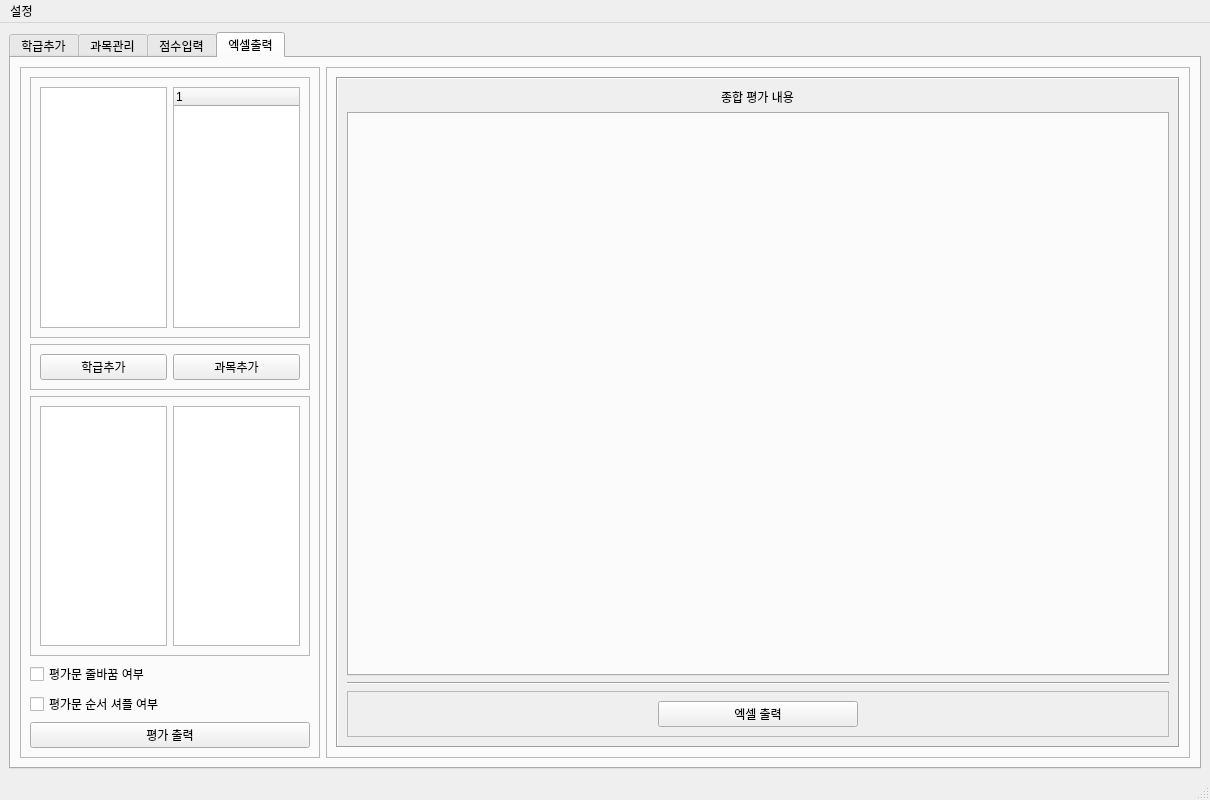
This is manager.ui in chlwodud77/student-assesment-manager as Qt 5 draws it before an edit. The edited form follows.
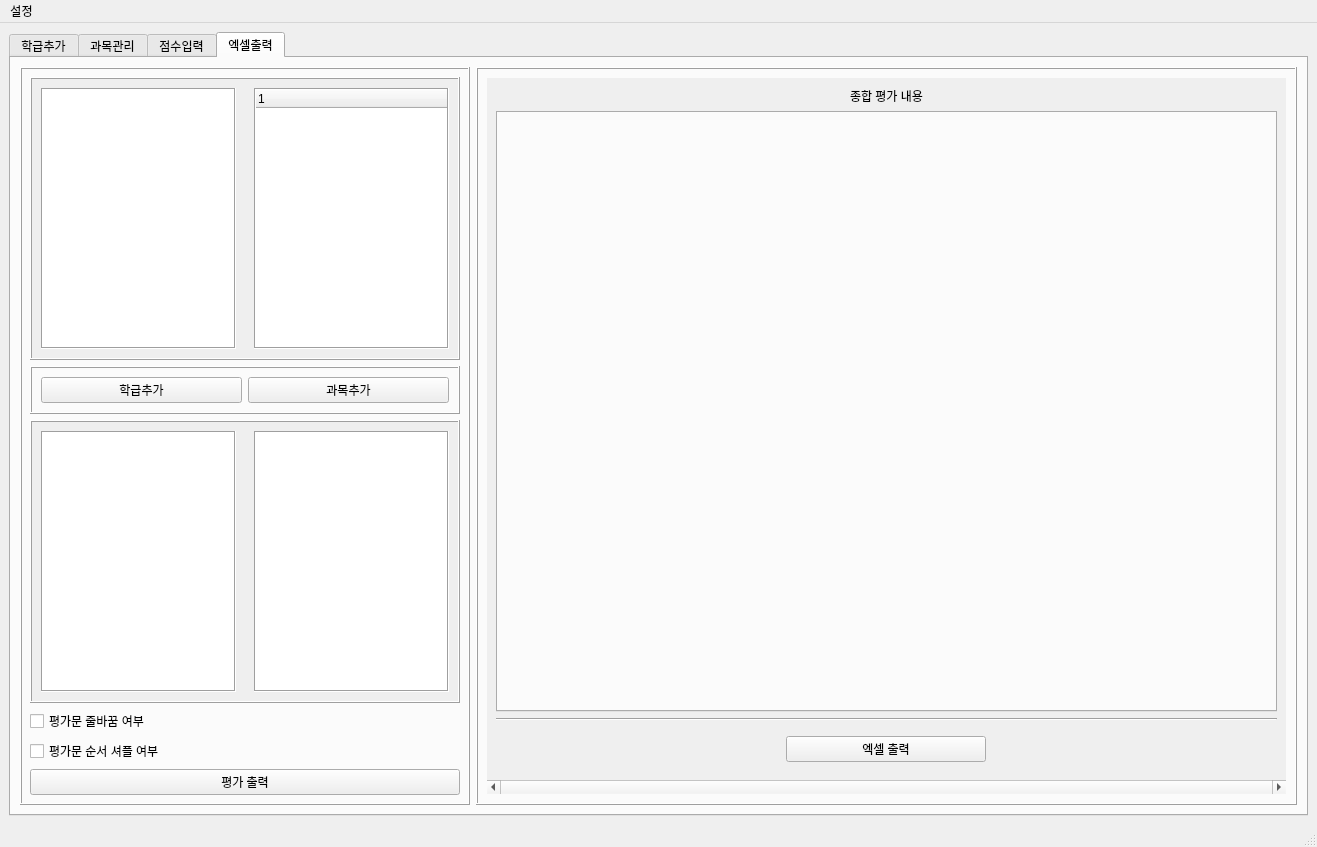
This is the edited form. The open tabs and pages were chosen to show the change. Icons and pictures are not drawn.

Commit message: 프로그램 프레임 사이즈 수정

```diff
--- a/manager.ui
+++ b/manager.ui
@@ -6,10 +6,22 @@
    <rect>
     <x>0</x>
     <y>0</y>
-    <width>1210</width>
-    <height>800</height>
+    <width>1317</width>
+    <height>847</height>
    </rect>
   </property>
+  <property name="sizePolicy">
+   <sizepolicy hsizetype="Maximum" vsizetype="Preferred">
+    <horstretch>0</horstretch>
+    <verstretch>0</verstretch>
+   </sizepolicy>
+  </property>
+  <property name="minimumSize">
+   <size>
+    <width>0</width>
+    <height>0</height>
+   </size>
+  </property>
   <property name="windowTitle">
    <string>학생평가관리프로그램_v1.2.0</string>
   </property>
@@ -17,12 +29,45 @@
    <iconset>
     <normaloff>icon.ico</normaloff>icon.ico</iconset>
   </property>
+  <property name="documentMode">
+   <bool>false</bool>
+  </property>
+  <property name="tabShape">
+   <enum>QTabWidget::Rounded</enum>
+  </property>
+  <property name="dockNestingEnabled">
+   <bool>false</bool>
+  </property>
   <widget class="QWidget" name="centralwidget">
    <layout class="QHBoxLayout" name="horizontalLayout_17">
     <item>
      <widget class="QTabWidget" name="tabWidget">
+      <property name="autoFillBackground">
+       <bool>false</bool>
+      </property>
+      <property name="tabShape">
+       <enum>QTabWidget::Rounded</enum>
+      </property>
       <property name="currentIndex">
-       <number>3</number>
+       <number>0</number>
+      </property>
+      <property name="elideMode">
+       <enum>Qt::ElideRight</enum>
+      </property>
+      <property name="usesScrollButtons">
+       <bool>false</bool>
+      </property>
+      <property name="documentMode">
+       <bool>false</bool>
+      </property>
+      <property name="tabsClosable">
+       <bool>false</bool>
+      </property>
+      <property name="movable">
+       <bool>false</bool>
+      </property>
+      <property name="tabBarAutoHide">
+       <bool>false</bool>
       </property>
       <widget class="QWidget" name="clsAddTab">
        <attribute name="title">
@@ -1070,55 +1115,138 @@
          <widget class="QFrame" name="frame_30">
           <property name="minimumSize">
            <size>
-            <width>200</width>
+            <width>0</width>
             <height>0</height>
            </size>
           </property>
           <property name="maximumSize">
            <size>
-            <width>300</width>
+            <width>450</width>
             <height>16777215</height>
            </size>
           </property>
           <property name="frameShape">
-           <enum>QFrame::StyledPanel</enum>
+           <enum>QFrame::Box</enum>
           </property>
           <property name="frameShadow">
            <enum>QFrame::Raised</enum>
           </property>
           <layout class="QVBoxLayout" name="verticalLayout_7">
+           <property name="spacing">
+            <number>-1</number>
+           </property>
+           <property name="leftMargin">
+            <number>8</number>
+           </property>
+           <property name="topMargin">
+            <number>8</number>
+           </property>
+           <property name="rightMargin">
+            <number>8</number>
+           </property>
+           <property name="bottomMargin">
+            <number>8</number>
+           </property>
            <item>
             <widget class="QFrame" name="frame_32">
              <property name="frameShape">
-              <enum>QFrame::StyledPanel</enum>
+              <enum>QFrame::Box</enum>
              </property>
              <property name="frameShadow">
               <enum>QFrame::Raised</enum>
              </property>
              <layout class="QHBoxLayout" name="horizontalLayout_21">
+              <property name="spacing">
+               <number>0</number>
+              </property>
+              <property name="leftMargin">
+               <number>0</number>
+              </property>
+              <property name="topMargin">
+               <number>0</number>
+              </property>
+              <property name="rightMargin">
+               <number>0</number>
+              </property>
+              <property name="bottomMargin">
+               <number>0</number>
+              </property>
               <item>
-               <widget class="QListWidget" name="exlClassWidget">
-                <property name="dragEnabled">
-                 <bool>false</bool>
+               <widget class="QScrollArea" name="scrollArea_4">
+                <property name="frameShape">
+                 <enum>QFrame::NoFrame</enum>
                 </property>
-                <property name="dragDropMode">
-                 <enum>QAbstractItemView::NoDragDrop</enum>
+                <property name="widgetResizable">
+                 <bool>true</bool>
                 </property>
-                <property name="selectionMode">
-                 <enum>QAbstractItemView::MultiSelection</enum>
-                </property>
+                <widget class="QWidget" name="scrollAreaWidgetContents_4">
+                 <property name="geometry">
+                  <rect>
+                   <x>0</x>
+                   <y>0</y>
+                   <width>212</width>
+                   <height>264</height>
+                  </rect>
+                 </property>
+                 <layout class="QHBoxLayout" name="horizontalLayout_24">
+                  <item>
+                   <widget class="QListWidget" name="exlClassWidget">
+                    <property name="frameShape">
+                     <enum>QFrame::Box</enum>
+                    </property>
+                    <property name="dragEnabled">
+                     <bool>false</bool>
+                    </property>
+                    <property name="dragDropMode">
+                     <enum>QAbstractItemView::NoDragDrop</enum>
+                    </property>
+                    <property name="selectionMode">
+                     <enum>QAbstractItemView::MultiSelection</enum>
+                    </property>
+                    <property name="wordWrap">
+                     <bool>false</bool>
+                    </property>
+                   </widget>
+                  </item>
+                 </layout>
+                </widget>
                </widget>
               </item>
               <item>
-               <widget class="QTreeWidget" name="exlSubWidget">
-                <property name="selectionMode">
-                 <enum>QAbstractItemView::MultiSelection</enum>
+               <widget class="QScrollArea" name="scrollArea_5">
+                <property name="frameShape">
+                 <enum>QFrame::NoFrame</enum>
                 </property>
-                <column>
-                 <property name="text">
-                  <string notr="true">1</string>
+                <property name="widgetResizable">
+                 <bool>true</bool>
+                </property>
+                <widget class="QWidget" name="scrollAreaWidgetContents_5">
+                 <property name="geometry">
+                  <rect>
+                   <x>0</x>
+                   <y>0</y>
+                   <width>213</width>
+                   <height>264</height>
+                  </rect>
                  </property>
-                </column>
+                 <layout class="QHBoxLayout" name="horizontalLayout_25">
+                  <item>
+                   <widget class="QTreeWidget" name="exlSubWidget">
+                    <property name="frameShape">
+                     <enum>QFrame::Box</enum>
+                    </property>
+                    <property name="selectionMode">
+                     <enum>QAbstractItemView::MultiSelection</enum>
+                    </property>
+                    <column>
+                     <property name="text">
+                      <string notr="true">1</string>
+                     </property>
+                    </column>
+                   </widget>
+                  </item>
+                 </layout>
+                </widget>
                </widget>
               </item>
              </layout>
@@ -1127,7 +1255,7 @@
            <item>
             <widget class="QFrame" name="frame_33">
              <property name="frameShape">
-              <enum>QFrame::StyledPanel</enum>
+              <enum>QFrame::Box</enum>
              </property>
              <property name="frameShadow">
               <enum>QFrame::Raised</enum>
@@ -1159,29 +1287,96 @@
            <item>
             <widget class="QFrame" name="frame_31">
              <property name="frameShape">
-              <enum>QFrame::StyledPanel</enum>
+              <enum>QFrame::Box</enum>
              </property>
              <property name="frameShadow">
               <enum>QFrame::Raised</enum>
              </property>
              <layout class="QHBoxLayout" name="horizontalLayout_22">
+              <property name="spacing">
+               <number>0</number>
+              </property>
+              <property name="leftMargin">
+               <number>0</number>
+              </property>
+              <property name="topMargin">
+               <number>0</number>
+              </property>
+              <property name="rightMargin">
+               <number>0</number>
+              </property>
+              <property name="bottomMargin">
+               <number>0</number>
+              </property>
               <item>
-               <widget class="QListWidget" name="exlAddedClassList"/>
+               <widget class="QScrollArea" name="scrollArea_6">
+                <property name="frameShape">
+                 <enum>QFrame::NoFrame</enum>
+                </property>
+                <property name="widgetResizable">
+                 <bool>true</bool>
+                </property>
+                <widget class="QWidget" name="scrollAreaWidgetContents_6">
+                 <property name="geometry">
+                  <rect>
+                   <x>0</x>
+                   <y>0</y>
+                   <width>212</width>
+                   <height>263</height>
+                  </rect>
+                 </property>
+                 <layout class="QHBoxLayout" name="horizontalLayout_26">
+                  <item>
+                   <widget class="QListWidget" name="exlAddedClassList">
+                    <property name="frameShape">
+                     <enum>QFrame::Box</enum>
+                    </property>
+                   </widget>
+                  </item>
+                 </layout>
+                </widget>
+               </widget>
               </item>
               <item>
-               <widget class="QListWidget" name="exlAddedSubWidget"/>
+               <widget class="QScrollArea" name="scrollArea_7">
+                <property name="frameShape">
+                 <enum>QFrame::NoFrame</enum>
+                </property>
+                <property name="widgetResizable">
+                 <bool>true</bool>
+                </property>
+                <widget class="QWidget" name="scrollAreaWidgetContents_7">
+                 <property name="geometry">
+                  <rect>
+                   <x>0</x>
+                   <y>0</y>
+                   <width>213</width>
+                   <height>263</height>
+                  </rect>
+                 </property>
+                 <layout class="QHBoxLayout" name="horizontalLayout_27">
+                  <item>
+                   <widget class="QListWidget" name="exlAddedSubWidget">
+                    <property name="frameShape">
+                     <enum>QFrame::Box</enum>
+                    </property>
+                   </widget>
+                  </item>
+                 </layout>
+                </widget>
+               </widget>
               </item>
              </layout>
             </widget>
            </item>
-           <item>
+           <item alignment="Qt::AlignLeft">
             <widget class="QCheckBox" name="lineChangeCheckBox">
              <property name="text">
               <string>평가문 줄바꿈 여부</string>
              </property>
             </widget>
            </item>
-           <item>
+           <item alignment="Qt::AlignLeft">
             <widget class="QCheckBox" name="assesmentShuffleCheckBox">
              <property name="text">
               <string>평가문 순서 셔플 여부</string>
@@ -1204,7 +1399,7 @@
         <item>
          <widget class="QFrame" name="frame_19">
           <property name="frameShape">
-           <enum>QFrame::StyledPanel</enum>
+           <enum>QFrame::Box</enum>
           </property>
           <property name="frameShadow">
            <enum>QFrame::Raised</enum>
@@ -1213,18 +1408,24 @@
            <item>
             <widget class="QScrollArea" name="scrollArea_2">
              <property name="frameShape">
-              <enum>QFrame::Box</enum>
+              <enum>QFrame::NoFrame</enum>
+             </property>
+             <property name="horizontalScrollBarPolicy">
+              <enum>Qt::ScrollBarAlwaysOn</enum>
              </property>
              <property name="widgetResizable">
               <bool>true</bool>
              </property>
+             <property name="alignment">
+              <set>Qt::AlignJustify|Qt::AlignVCenter</set>
+             </property>
              <widget class="QWidget" name="scrollAreaWidgetContents_2">
               <property name="geometry">
                <rect>
                 <x>0</x>
                 <y>0</y>
-                <width>794</width>
-                <height>646</height>
+                <width>753</width>
+                <height>680</height>
                </rect>
               </property>
               <layout class="QVBoxLayout" name="verticalLayout_19">
@@ -1252,7 +1453,7 @@
                <item>
                 <widget class="QFrame" name="frame_23">
                  <property name="frameShape">
-                  <enum>QFrame::StyledPanel</enum>
+                  <enum>QFrame::NoFrame</enum>
                  </property>
                  <property name="frameShadow">
                   <enum>QFrame::Raised</enum>
@@ -1301,7 +1502,7 @@
     <rect>
      <x>0</x>
      <y>0</y>
-     <width>1210</width>
+     <width>1317</width>
      <height>24</height>
     </rect>
    </property>
```
Left out of the diff: 283 changed lines with no effect on the pictures.
